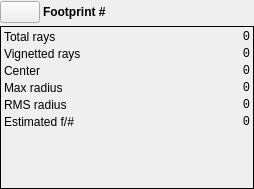
The window that RZGUI/FootprintInfoWidget.ui (HARMONI-CAB/RayZaler) describes before a commit, drawn with Qt 5.
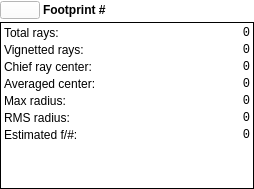
The same window after the commit.

Commit message: Better representation of vignetting and chief ray

The edit to the form file:
```diff
--- a/RZGUI/FootprintInfoWidget.ui
+++ b/RZGUI/FootprintInfoWidget.ui
@@ -13,6 +13,10 @@
   <property name="windowTitle">
    <string>Form</string>
   </property>
+  <property name="styleSheet">
+   <string notr="true">background-color: white;
+color: black;</string>
+  </property>
   <layout class="QGridLayout" name="gridLayout">
    <property name="leftMargin">
     <number>0</number>
@@ -31,6 +35,12 @@
    </property>
    <item row="0" column="0">
     <widget class="QPushButton" name="showHideButton">
+     <property name="maximumSize">
+      <size>
+       <width>16777215</width>
+       <height>18</height>
+      </size>
+     </property>
      <property name="text">
       <string/>
      </property>
@@ -85,7 +95,7 @@
       <item row="0" column="0">
        <widget class="QLabel" name="label_7">
         <property name="text">
-         <string>Total rays</string>
+         <string>Total rays:</string>
         </property>
         <property name="textInteractionFlags">
          <set>Qt::LinksAccessibleByMouse|Qt::TextSelectableByKeyboard|Qt::TextSelectableByMouse</set>
@@ -110,17 +120,17 @@
         </property>
        </widget>
       </item>
-      <item row="1" column="0">
+      <item row="2" column="0">
        <widget class="QLabel" name="label_6">
         <property name="text">
-         <string>Vignetted rays</string>
+         <string>Vignetted rays:</string>
         </property>
         <property name="textInteractionFlags">
          <set>Qt::LinksAccessibleByMouse|Qt::TextSelectableByKeyboard|Qt::TextSelectableByMouse</set>
         </property>
        </widget>
       </item>
-      <item row="1" column="1">
+      <item row="2" column="1">
        <widget class="QLabel" name="vignettedRaysLabel">
         <property name="font">
          <font>
@@ -138,17 +148,17 @@
         </property>
        </widget>
       </item>
-      <item row="2" column="0">
+      <item row="4" column="0">
        <widget class="QLabel" name="label_2">
         <property name="text">
-         <string>Center</string>
+         <string>Averaged center:</string>
         </property>
         <property name="textInteractionFlags">
          <set>Qt::LinksAccessibleByMouse|Qt::TextSelectableByKeyboard|Qt::TextSelectableByMouse</set>
         </property>
        </widget>
       </item>
-      <item row="2" column="1">
+      <item row="4" column="1">
        <widget class="QLabel" name="centerLabel">
         <property name="font">
          <font>
@@ -166,27 +176,27 @@
         </property>
        </widget>
       </item>
-      <item row="3" column="0">
+      <item row="5" column="0">
        <widget class="QLabel" name="label_4">
         <property name="text">
-         <string>Max radius</string>
+         <string>Max radius:</string>
         </property>
         <property name="textInteractionFlags">
          <set>Qt::LinksAccessibleByMouse|Qt::TextSelectableByKeyboard|Qt::TextSelectableByMouse</set>
         </property>
        </widget>
       </item>
-      <item row="4" column="0">
+      <item row="6" column="0">
        <widget class="QLabel" name="label_5">
         <property name="text">
-         <string>RMS radius</string>
+         <string>RMS radius:</string>
         </property>
         <property name="textInteractionFlags">
          <set>Qt::LinksAccessibleByMouse|Qt::TextSelectableByKeyboard|Qt::TextSelectableByMouse</set>
         </property>
        </widget>
       </item>
-      <item row="4" column="1">
+      <item row="6" column="1">
        <widget class="QLabel" name="rmsRadiusLabel">
         <property name="font">
          <font>
@@ -204,17 +214,17 @@
         </property>
        </widget>
       </item>
-      <item row="5" column="0">
+      <item row="7" column="0">
        <widget class="QLabel" name="label_8">
         <property name="text">
-         <string>Estimated f/#</string>
+         <string>Estimated f/#:</string>
         </property>
         <property name="textInteractionFlags">
          <set>Qt::LinksAccessibleByMouse|Qt::TextSelectableByKeyboard|Qt::TextSelectableByMouse</set>
         </property>
        </widget>
       </item>
-      <item row="5" column="1">
+      <item row="7" column="1">
        <widget class="QLabel" name="estimatedFLabel">
         <property name="font">
          <font>
@@ -232,7 +242,7 @@
         </property>
        </widget>
       </item>
-      <item row="3" column="1">
+      <item row="5" column="1">
        <widget class="QLabel" name="maxRadiusLabel">
         <property name="font">
          <font>
@@ -250,6 +260,34 @@
         </property>
        </widget>
       </item>
+      <item row="3" column="0">
+       <widget class="QLabel" name="label">
+        <property name="text">
+         <string>Chief ray center:</string>
+        </property>
+        <property name="textInteractionFlags">
+         <set>Qt::LinksAccessibleByMouse|Qt::TextSelectableByKeyboard|Qt::TextSelectableByMouse</set>
+        </property>
+       </widget>
+      </item>
+      <item row="3" column="1">
+       <widget class="QLabel" name="chiefCenterLabel">
+        <property name="font">
+         <font>
+          <family>Monospace</family>
+         </font>
+        </property>
+        <property name="text">
+         <string>0</string>
+        </property>
+        <property name="alignment">
+         <set>Qt::AlignRight|Qt::AlignTrailing|Qt::AlignVCenter</set>
+        </property>
+        <property name="textInteractionFlags">
+         <set>Qt::LinksAccessibleByMouse|Qt::TextSelectableByKeyboard|Qt::TextSelectableByMouse</set>
+        </property>
+       </widget>
+      </item>
      </layout>
     </widget>
    </item>
```
The commit also changes 14 other files.
